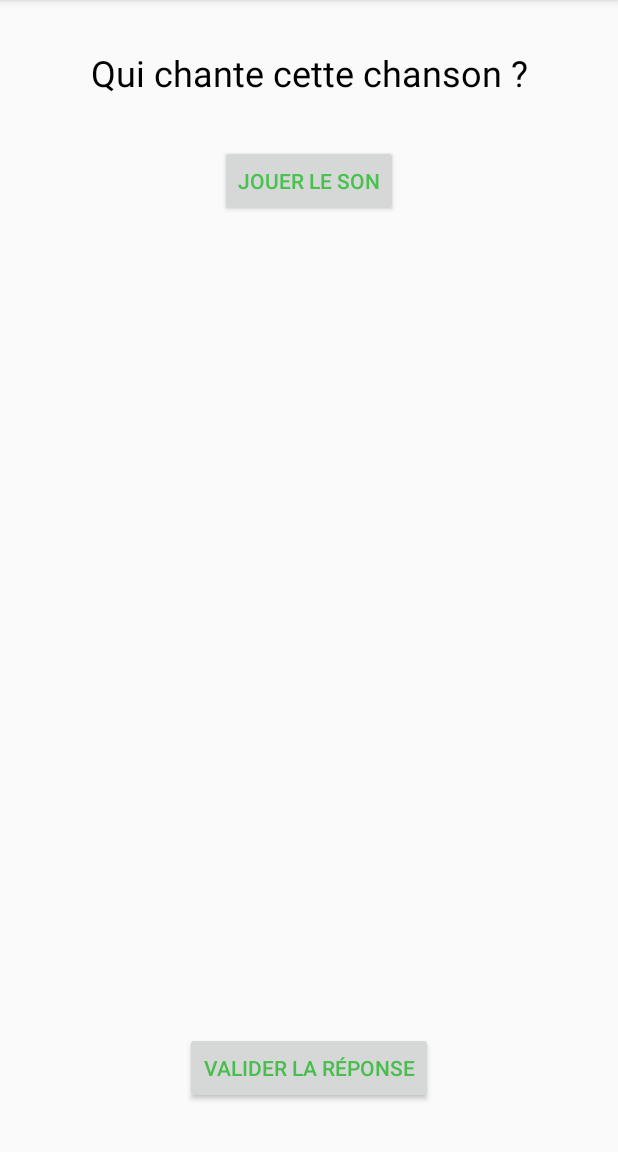
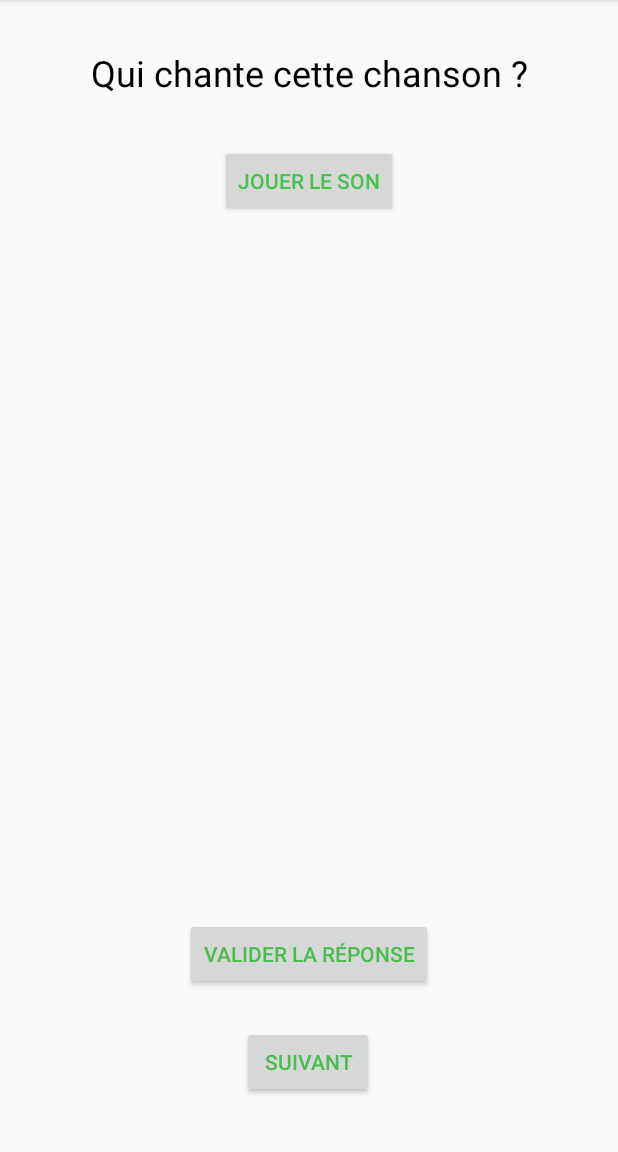
Before and after one commit to coding-factory-classrooms/android-l2-flashcards-emerick-florent-marine-android, an Android app: the QuestionActivity screen opened directly, with no data from a screen before it, after a tap on "VALIDER LA RÉPONSE", on a phone screen of 412 x 824 dp, the part 84-1236 px from its top. Run offline under Robolectric (Android 15) with nearby library versions, the phone set to English and light mode, and no system bars; 6 statements that could not run were skipped.

Commit message:
modification reaction result

```diff
--- a/app/src/main/java/com/g2/musique/QuestionActivity.java
+++ b/app/src/main/java/com/g2/musique/QuestionActivity.java
@@ -6,13 +6,9 @@ import android.content.Intent;
 import android.graphics.Color;
 import android.media.MediaPlayer;
 import android.os.Bundle;
-import android.os.CountDownTimer;
-import android.os.Handler;
-import android.print.PrinterId;
 import android.os.Handler;
 import android.util.Log;
 import android.view.View;
-import android.view.Window;
 import android.widget.Button;
 import android.widget.RadioButton;
 import android.widget.RadioGroup;
@@ -20,7 +16,6 @@ import android.widget.TextView;
 import android.widget.Toast;
 
 import java.util.ArrayList;
-import java.util.Timer;
 
 public class QuestionActivity extends AppCompatActivity {
 
@@ -36,6 +31,7 @@ public class QuestionActivity extends AppCompatActivity {
     private int score;
     private int timeMediaPlayer;
     private String level;
+    private boolean choice;
 
     @Override
     protected void onCreate(Bundle savedInstanceState) {
@@ -62,14 +58,14 @@ public class QuestionActivity extends AppCompatActivity {
         setTitle("Spotify Blind Test  Question " + String.valueOf(numberQuestion + 1) + "/" + questionsList.size());
         this.mediaPlayer = MediaPlayer.create(getApplicationContext(), currentQuestion.getMusiqueId());
         Log.i(TAG, "playSound: duration " + mediaPlayer.getDuration());
-        Button validateButton = findViewById(R.id.validatebutton);
+        Button validateButton = findViewById(R.id.validateButton);
         validateButton.setOnClickListener(new View.OnClickListener() {
             @Override
             public void onClick(View view) {
                 RadioGroup radioGroup;
                 RadioButton radioButtonSelected;
 
-                Button validateButton = findViewById(R.id.validatebutton);
+                Button validateButton = findViewById(R.id.validateButton);
                 radioGroup = findViewById(R.id.radioGroup1);
                 radioButtonSelected = findViewById(radioGroup.getCheckedRadioButtonId());
                 TextView responseTextView = findViewById(R.id.responseTextView);
@@ -79,18 +75,30 @@ public class QuestionActivity extends AppCompatActivity {
                             "Choisir une réponse !",
                             Toast.LENGTH_SHORT).show();
                     return;
-                }
+                }else{
                     if (radioButtonSelected.getText().toString().equals(currentQuestion.getRightAnswer())) {
                         responseTextView.setText("Vrai");
                         responseTextView.setTextColor(Color.GREEN);
-                    validateButton.setText("Question suivante");
                         score++;
+                        view.setEnabled(false);
+                        choice = true;
                     } else {
                         responseTextView.setText("Faux la bonne réponse était " + currentQuestion.getRightAnswer());
                         responseTextView.setTextColor(Color.RED);
-                    validateButton.setText("Question suivante");
+                        view.setEnabled(false);
+                        choice = true;
                     }
+                }
+            }
+        });
+
+        Button nextButton = findViewById(R.id.nextButton);
+        nextButton.setOnClickListener(new View.OnClickListener() {
+            @Override
+            public void onClick(View view) {
+                if(choice){
                     logicEndQuizz();
+                }
             }
         });
     }
@@ -116,7 +124,6 @@ public class QuestionActivity extends AppCompatActivity {
             }, timeMediaPlayer);
             button.setText(getString(R.string.pause_music_btn));
         }
-
         mediaPlayer.setOnCompletionListener(new MediaPlayer.OnCompletionListener() {
             @Override
             public void onCompletion(MediaPlayer mp) {
@@ -124,14 +131,9 @@ public class QuestionActivity extends AppCompatActivity {
             }
         });
     }
-
     public void logicEndQuizz() {
         numberQuestion++;
         if (numberQuestion >= questionsList.size()) {
-            Handler handler = new Handler();
-            handler.postDelayed(new Runnable() {
-                @Override
-                public void run() {
             Intent intent = new Intent(QuestionActivity.this, ResultActivity.class);
             intent.putExtra("questions", questionsList);
             intent.putExtra(EXTRA_SCORE_QUESTION, score);
@@ -140,29 +142,19 @@ public class QuestionActivity extends AppCompatActivity {
             intent.putExtra(TIME_MEDIA_PLAYER, timeMediaPlayer);
             intent.putExtra(LEVEL, level);
             startActivity(intent);
-                    mediaPlayer.stop();
-                    finish();
             startActivity(intent);
-                }
-            }, 2000);
         }
         else
         {
-        Handler handler = new Handler();
-        handler.postDelayed(new Runnable() {
-            @Override
-            public void run() {
             Intent intent = new Intent(QuestionActivity.this, QuestionActivity.class);
             intent.putExtra("questions", questionsList);
             intent.putExtra(EXTRA_SCORE_QUESTION, score);
             intent.putExtra(EXTRA_NUMBER_QUESTION, numberQuestion);
             intent.putExtra(TIME_MEDIA_PLAYER, timeMediaPlayer);
             intent.putExtra(LEVEL, level);
+            startActivity(intent);
+        }
         mediaPlayer.stop();
         finish();
-                startActivity(intent);
-            }
-        }, 2000);
     }
 }
-}
--- a/app/src/main/res/layout/activity_question.xml
+++ b/app/src/main/res/layout/activity_question.xml
@@ -19,15 +19,28 @@
         app:layout_constraintTop_toTopOf="parent" />
 
     <Button
-        android:id="@+id/validatebutton"
+        android:id="@+id/validateButton"
         android:layout_width="wrap_content"
         android:layout_height="wrap_content"
-        android:layout_marginBottom="32dp"
+        android:layout_marginBottom="24dp"
         android:text="VALIDER LA RÉPONSE"
+        android:textColor="#49BD4E"
+        android:textSize="14sp"
+        app:layout_constraintBottom_toTopOf="@+id/nextButton"
+        app:layout_constraintEnd_toEndOf="parent"
+        app:layout_constraintStart_toStartOf="parent" />
+
+    <Button
+        android:id="@+id/nextButton"
+        android:layout_width="wrap_content"
+        android:layout_height="wrap_content"
+        android:layout_marginBottom="36dp"
+        android:text="SUIVANT"
         android:textColor="#49BD4E"
         android:textSize="14sp"
         app:layout_constraintBottom_toBottomOf="parent"
         app:layout_constraintEnd_toEndOf="parent"
+        app:layout_constraintHorizontal_bias="0.498"
         app:layout_constraintStart_toStartOf="parent" />
 
     <Button
```
Lines whose indentation alone changed are shown as unchanged.
